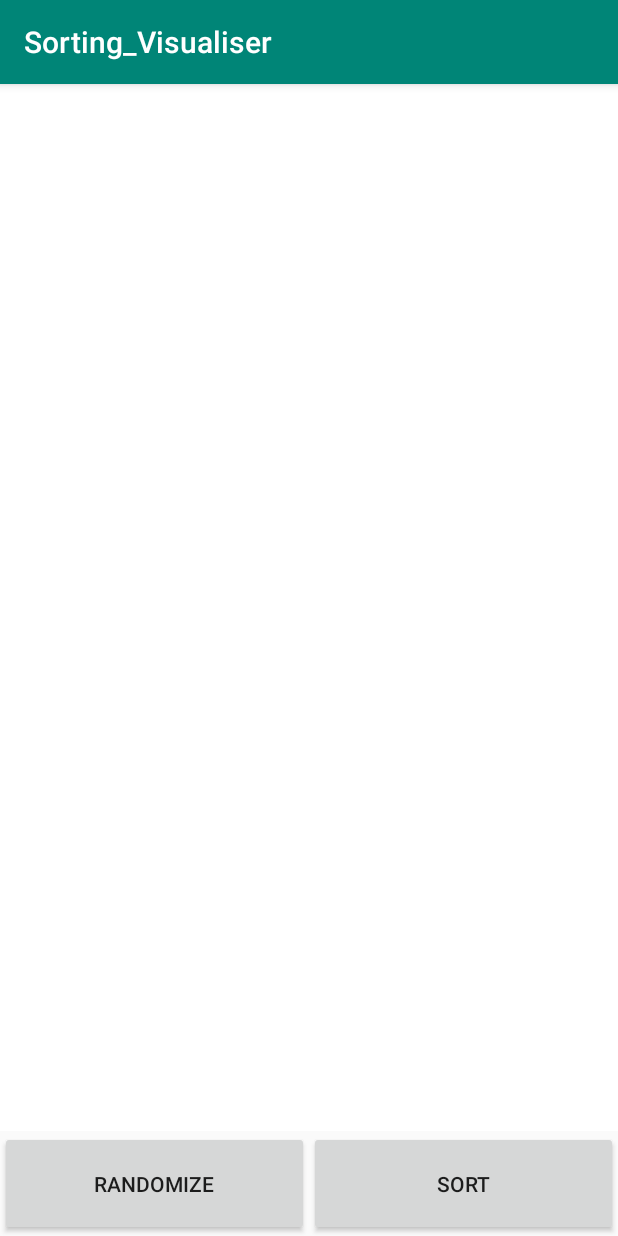
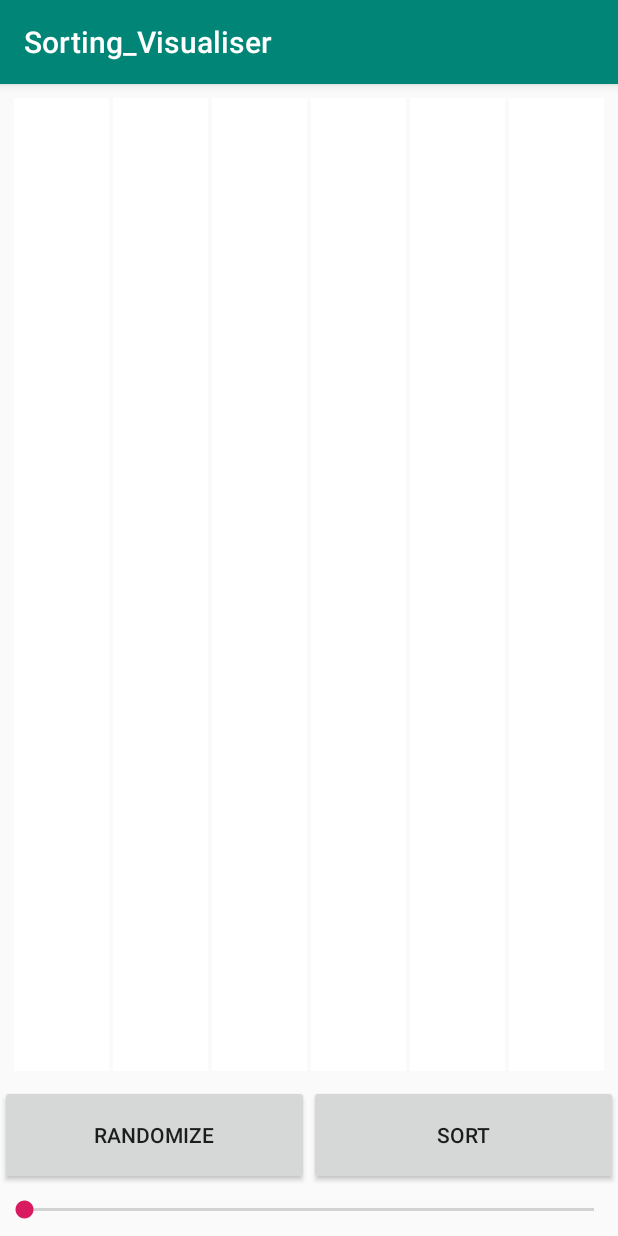
Before and after one commit to The-Lazy-People/Sorting-Visualiser, an Android app: the screen it shows after launch (MainActivity), on a phone screen of 412 x 824 dp. Run offline under Robolectric (Android 15) with nearby library versions, the phone set to English and light mode, and no system bars.

Commit message:
seekbar added to change array size dynamically

```diff
--- a/app/src/main/java/com/example/sorting_visualiser/MainActivity.kt
+++ b/app/src/main/java/com/example/sorting_visualiser/MainActivity.kt
@@ -1,27 +1,43 @@
 package com.example.sorting_visualiser
 
 import android.graphics.Color
-import androidx.appcompat.app.AppCompatActivity
 import android.os.Bundle
+import android.util.Log
+import android.view.View
 import android.view.ViewGroup
 import android.widget.Button
 import android.widget.LinearLayout
+import android.widget.SeekBar
+import androidx.appcompat.app.AppCompatActivity
 import kotlinx.android.synthetic.main.activity_main.*
 
-class MainActivity : AppCompatActivity() {
+class MainActivity : AppCompatActivity(), SeekBar.OnSeekBarChangeListener {
+    //array to store all button 2d array
     val button: MutableList<MutableList<Button>> = ArrayList()
+    //size of grid
+    var size = 5
     override fun onCreate(savedInstanceState: Bundle?) {
         super.onCreate(savedInstanceState)
         setContentView(R.layout.activity_main)
-        val size = 9
+
+        //seekbar added
+        arraySizeSeekBar.setOnSeekBarChangeListener(this)
+
+
+        //grid created for first time
         createButtonGrid(size)
         //button[0][0].setBackgroundColor(Color.parseColor("#FF0000"))
+
+
+
+        //randomize button listener
         randamizebtn.setOnClickListener {
             paintButtonWhiteAgain(size)
             randamize(size)
+
         }
     }
-
+    //make all the buttons white color
     private fun paintButtonWhiteAgain(size: Int) {
         for (i in 0..size){
             for (j in 0..size){
@@ -29,7 +45,7 @@ class MainActivity : AppCompatActivity() {
             }
         }
     }
-
+    // fill the array with random numbers
     private fun randamize(size: Int) {
         for(col in 0..size)
         {
@@ -37,19 +53,40 @@ class MainActivity : AppCompatActivity() {
             colorButton(col,row)
         }
     }
-
+    // color a coloumn of grid till a specific row
     private fun colorButton(col: Int, row: Int) {
         for (i in 0..row){
             button[col][i].setBackgroundColor(Color.parseColor("#FF0000"))
         }
     }
+    // create grid of size - parameter size
+    private fun createButtonGrid(size: Int) {
+        // xml declared LIinear layout
+        var screenid = resources.getIdentifier("screen", "id", packageName)
+        val screen=findViewById<LinearLayout>(screenid)
 
-    private fun createButtonGrid(size: Int) {
+
+        // new dynamically declared linear layout inside screen linearlayout so grid can be deleted at any time
+        val mainscreen = LinearLayout(this)
+        mainscreen.layoutParams = LinearLayout.LayoutParams(
+            LinearLayout.LayoutParams.MATCH_PARENT,
+            LinearLayout.LayoutParams.MATCH_PARENT
+        )
+        mainscreen.orientation = LinearLayout.HORIZONTAL
+        var mainscreenid = resources.getIdentifier("mainscreen", "id", packageName)
+        mainscreen.id=mainscreenid
+        screen.addView(mainscreen)
 
         for (i in 0..size) {
-            var llid = "c" + i
-            var resID = resources.getIdentifier(llid, "id", packageName)
-            var linearLayout = findViewById<LinearLayout>(resID)
+
+            val arrayLinearLayout = LinearLayout(this)
+            arrayLinearLayout.layoutParams = LinearLayout.LayoutParams(
+                LinearLayout.LayoutParams.WRAP_CONTENT,
+                LinearLayout.LayoutParams.MATCH_PARENT,1.0f
+            )
+            arrayLinearLayout.orientation = LinearLayout.VERTICAL
+            arrayLinearLayout.setPadding(2,2,2,2)
+
             val buttoncol: MutableList<Button> = ArrayList()
             for (j in 0..size) {
                 val button = Button(this)
@@ -59,10 +96,39 @@ class MainActivity : AppCompatActivity() {
                     1.0f
                 )
                 buttoncol.add(button)
-                linearLayout.addView(button)
+                arrayLinearLayout.addView(button)
             }
+
             button.add(buttoncol)
+
+            mainscreen.addView(arrayLinearLayout)
         }
+
+        paintButtonWhiteAgain(size)
+
+    }
+    //delete the dynamically created mainscreen linearlayout and clear the button array
+    private fun deleteMainScreen() {
+        var mainscreenid = resources.getIdentifier("mainscreen", "id", packageName)
+        val mainscreen=findViewById<LinearLayout>(mainscreenid)
+        (mainscreen.getParent() as ViewGroup).removeView(mainscreen)
+        button.removeAll(button)
+    }
+    //seekbar function
+    override fun onProgressChanged(seekBar: SeekBar?, progress: Int, fromUser: Boolean) {
+        size=(progress/4)+5
+        deleteMainScreen()
+        createButtonGrid(size)
+        randamize(size)
+    }
+    //seekbar function
+    override fun onStartTrackingTouch(seekBar: SeekBar?) {
         paintButtonWhiteAgain(size)
     }
+    //seekbar function
+    override fun onStopTrackingTouch(seekBar: SeekBar?) {
+
+    }
+
+
 }
--- a/app/src/main/res/layout/activity_main.xml
+++ b/app/src/main/res/layout/activity_main.xml
@@ -11,67 +11,11 @@
         android:layout_width="match_parent"
         android:layout_height="0dp"
         android:layout_weight="20"
-        android:orientation="horizontal">
-        <LinearLayout
-            android:layout_width="0dp"
-            android:layout_height="match_parent"
-            android:layout_weight="1"
-            android:orientation="vertical"
-            android:id="@+id/c0"></LinearLayout>
-        <LinearLayout
-            android:layout_width="0dp"
-            android:layout_height="match_parent"
-            android:layout_weight="1"
-            android:orientation="vertical"
-            android:id="@+id/c1"></LinearLayout>
-        <LinearLayout
-            android:layout_width="0dp"
-            android:layout_height="match_parent"
-            android:layout_weight="1"
-            android:orientation="vertical"
-            android:id="@+id/c2"></LinearLayout>
-        <LinearLayout
-            android:layout_width="0dp"
-            android:layout_height="match_parent"
-            android:layout_weight="1"
-            android:orientation="vertical"
-            android:id="@+id/c3"></LinearLayout>
-        <LinearLayout
-            android:layout_width="0dp"
-            android:layout_height="match_parent"
-            android:layout_weight="1"
-            android:orientation="vertical"
-            android:id="@+id/c4"></LinearLayout>
-        <LinearLayout
-            android:layout_width="0dp"
-            android:layout_height="match_parent"
-            android:layout_weight="1"
-            android:orientation="vertical"
-            android:id="@+id/c5"></LinearLayout>
-        <LinearLayout
-            android:layout_width="0dp"
-            android:layout_height="match_parent"
-            android:layout_weight="1"
-            android:orientation="vertical"
-            android:id="@+id/c6"></LinearLayout>
-        <LinearLayout
-            android:layout_width="0dp"
-            android:layout_height="match_parent"
-            android:layout_weight="1"
-            android:orientation="vertical"
-            android:id="@+id/c7"></LinearLayout>
-        <LinearLayout
-            android:layout_width="0dp"
-            android:layout_height="match_parent"
-            android:layout_weight="1"
-            android:orientation="vertical"
-            android:id="@+id/c8"></LinearLayout>
-        <LinearLayout
-            android:layout_width="0dp"
-            android:layout_height="match_parent"
-            android:layout_weight="1"
-            android:orientation="vertical"
-            android:id="@+id/c9"></LinearLayout>
+        android:orientation="horizontal"
+        android:padding="8dp"
+        android:id="@+id/screen">
+
+
     </LinearLayout>
     <LinearLayout
         android:layout_width="match_parent"
@@ -91,5 +35,10 @@
             android:text="SORT"
             android:id="@+id/sortbtn"/>
     </LinearLayout>
+    <SeekBar
+        android:layout_width="match_parent"
+        android:layout_height="0dp"
+        android:layout_weight="1"
+        android:id="@+id/arraySizeSeekBar"/>
 
 </LinearLayout>
```
